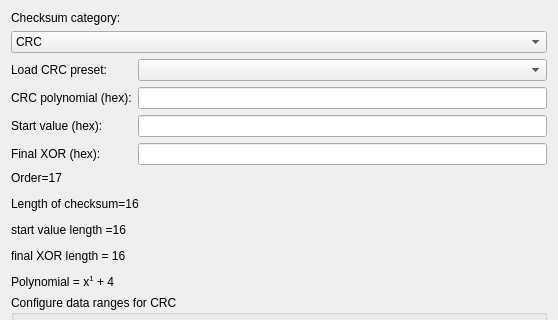
jopohl/urh, file ui/checksum_options_widget.ui: the form before one commit; both pictures show x 0 to 558 and y 0 to 320 of the 558 by 489 pixel window.
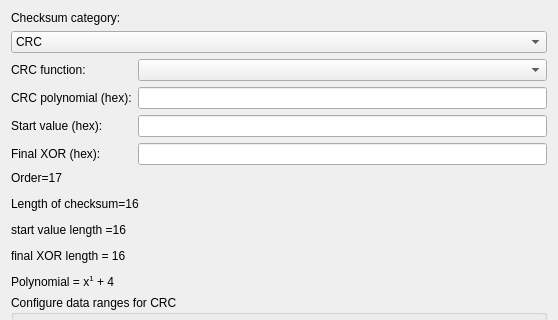
The form after the commit. Icons and pictures are not drawn.

Commit message: sync crc function selection

```diff
--- a/ui/checksum_options_widget.ui
+++ b/ui/checksum_options_widget.ui
@@ -123,7 +123,7 @@
        <item row="0" column="0">
         <widget class="QLabel" name="label_3">
          <property name="text">
-          <string>Load CRC preset:</string>
+          <string>CRC function:</string>
          </property>
         </widget>
        </item>
```
The commit also changes 3 other files.
